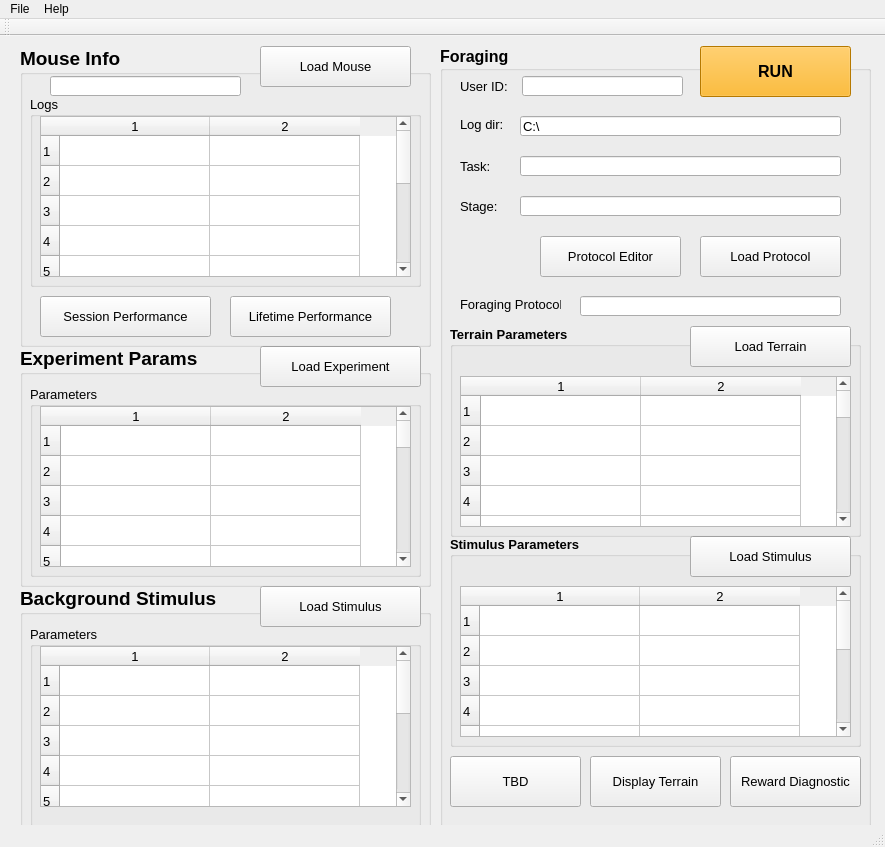
Old version of the form ForagingGui/mainwindow.ui in the repository neuromind81/aibs.
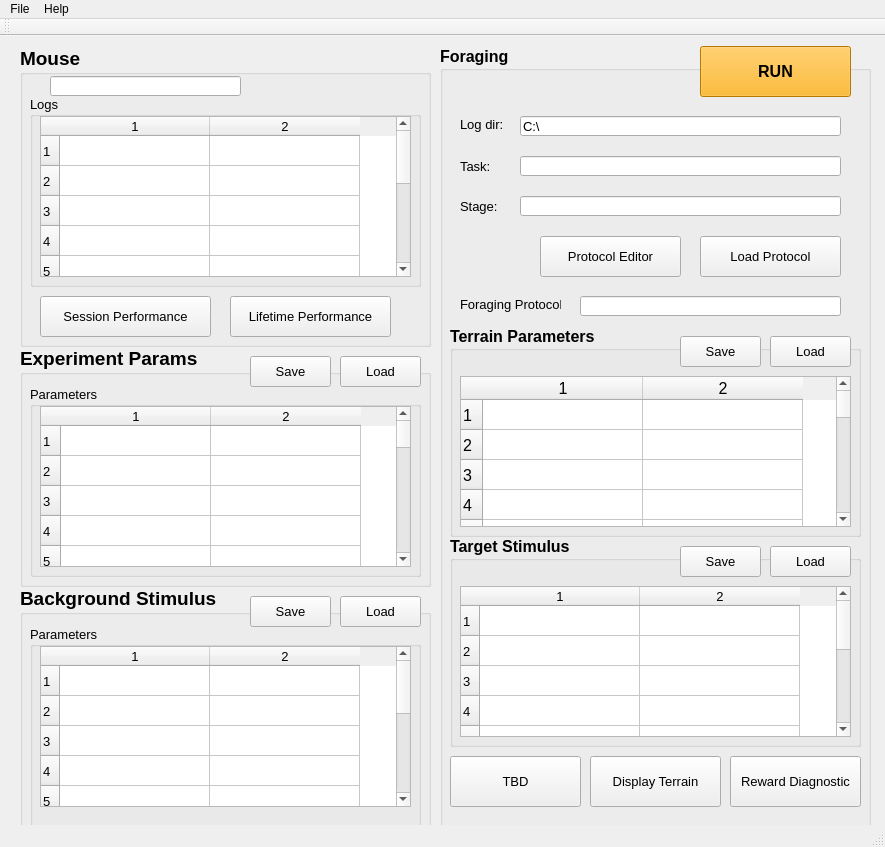
New version of the form.

The edit to the form file:
```diff
--- a/ForagingGui/mainwindow.ui
+++ b/ForagingGui/mainwindow.ui
@@ -31,28 +31,8 @@
      </font>
     </property>
     <property name="title">
-     <string>Mouse Info</string>
+     <string>Mouse</string>
     </property>
-    <widget class="QPushButton" name="pushButton_loadMouse">
-     <property name="geometry">
-      <rect>
-       <x>240</x>
-       <y>0</y>
-       <width>151</width>
-       <height>41</height>
-      </rect>
-     </property>
-     <property name="font">
-      <font>
-       <pointsize>10</pointsize>
-       <weight>50</weight>
-       <bold>false</bold>
-      </font>
-     </property>
-     <property name="text">
-      <string>Load Mouse</string>
-     </property>
-    </widget>
     <widget class="QLineEdit" name="lineEdit_mouseid">
      <property name="geometry">
       <rect>
@@ -200,10 +180,10 @@
     <widget class="QPushButton" name="pushButton_loadBGStimulus">
      <property name="geometry">
       <rect>
-       <x>240</x>
-       <y>0</y>
-       <width>161</width>
-       <height>41</height>
+       <x>320</x>
+       <y>10</y>
+       <width>81</width>
+       <height>31</height>
       </rect>
      </property>
      <property name="font">
@@ -214,7 +194,7 @@
       </font>
      </property>
      <property name="text">
-      <string>Load Stimulus</string>
+      <string>Load</string>
      </property>
     </widget>
     <widget class="QGroupBox" name="groupBox_3">
@@ -275,6 +255,26 @@
       <column/>
      </widget>
     </widget>
+    <widget class="QPushButton" name="pushButton_saveBGStimulus">
+     <property name="geometry">
+      <rect>
+       <x>230</x>
+       <y>10</y>
+       <width>81</width>
+       <height>31</height>
+      </rect>
+     </property>
+     <property name="font">
+      <font>
+       <pointsize>10</pointsize>
+       <weight>50</weight>
+       <bold>false</bold>
+      </font>
+     </property>
+     <property name="text">
+      <string>Save</string>
+     </property>
+    </widget>
     <zorder>groupBox_3</zorder>
     <zorder>pushButton_loadBGStimulus</zorder>
    </widget>
@@ -297,23 +297,6 @@
     <property name="title">
      <string>Foraging</string>
     </property>
-    <widget class="QLineEdit" name="lineEdit_userid">
-     <property name="geometry">
-      <rect>
-       <x>82</x>
-       <y>30</y>
-       <width>161</width>
-       <height>20</height>
-      </rect>
-     </property>
-     <property name="font">
-      <font>
-       <pointsize>10</pointsize>
-       <weight>50</weight>
-       <bold>false</bold>
-      </font>
-     </property>
-    </widget>
     <widget class="QPushButton" name="pushButton_run">
      <property name="geometry">
       <rect>
@@ -337,26 +320,6 @@
       <string>RUN</string>
      </property>
     </widget>
-    <widget class="QLabel" name="label">
-     <property name="geometry">
-      <rect>
-       <x>20</x>
-       <y>30</y>
-       <width>51</width>
-       <height>21</height>
-      </rect>
-     </property>
-     <property name="font">
-      <font>
-       <pointsize>10</pointsize>
-       <weight>50</weight>
-       <bold>false</bold>
-      </font>
-     </property>
-     <property name="text">
-      <string>User ID:</string>
-     </property>
-    </widget>
     <widget class="QLabel" name="label_2">
      <property name="geometry">
       <rect>
@@ -619,13 +582,13 @@
      </property>
      <property name="font">
       <font>
-       <pointsize>10</pointsize>
+       <pointsize>12</pointsize>
        <weight>75</weight>
        <bold>true</bold>
       </font>
      </property>
      <property name="title">
-      <string>Stimulus Parameters</string>
+      <string>Target Stimulus</string>
      </property>
      <widget class="QTableWidget" name="tableWidget_fgStimulus">
       <property name="geometry">
@@ -668,10 +631,10 @@
      <widget class="QPushButton" name="pushButton_loadFGStimulus">
       <property name="geometry">
        <rect>
-        <x>240</x>
-        <y>0</y>
-        <width>161</width>
-        <height>41</height>
+        <x>320</x>
+        <y>10</y>
+        <width>81</width>
+        <height>31</height>
        </rect>
       </property>
       <property name="font">
@@ -682,7 +645,27 @@
        </font>
       </property>
       <property name="text">
-       <string>Load Stimulus</string>
+       <string>Load</string>
+      </property>
+     </widget>
+     <widget class="QPushButton" name="pushButton_saveFGStimulus">
+      <property name="geometry">
+       <rect>
+        <x>230</x>
+        <y>10</y>
+        <width>81</width>
+        <height>31</height>
+       </rect>
+      </property>
+      <property name="font">
+       <font>
+        <pointsize>10</pointsize>
+        <weight>50</weight>
+        <bold>false</bold>
+       </font>
+      </property>
+      <property name="text">
+       <string>Save</string>
       </property>
      </widget>
     </widget>
@@ -697,7 +680,7 @@
      </property>
      <property name="font">
       <font>
-       <pointsize>10</pointsize>
+       <pointsize>12</pointsize>
        <weight>75</weight>
        <bold>true</bold>
       </font>
@@ -755,10 +738,10 @@
      <widget class="QPushButton" name="pushButton_loadTerrain">
       <property name="geometry">
        <rect>
-        <x>240</x>
-        <y>0</y>
-        <width>161</width>
-        <height>41</height>
+        <x>320</x>
+        <y>10</y>
+        <width>81</width>
+        <height>31</height>
        </rect>
       </property>
       <property name="font">
@@ -769,7 +752,27 @@
        </font>
       </property>
       <property name="text">
-       <string>Load Terrain</string>
+       <string>Load</string>
+      </property>
+     </widget>
+     <widget class="QPushButton" name="pushButton_saveTerrain">
+      <property name="geometry">
+       <rect>
+        <x>230</x>
+        <y>10</y>
+        <width>81</width>
+        <height>31</height>
+       </rect>
+      </property>
+      <property name="font">
+       <font>
+        <pointsize>10</pointsize>
+        <weight>50</weight>
+        <bold>false</bold>
+       </font>
+      </property>
+      <property name="text">
+       <string>Save</string>
       </property>
      </widget>
     </widget>
@@ -814,10 +817,10 @@
     <widget class="QPushButton" name="pushButton_loadExperiment">
      <property name="geometry">
       <rect>
-       <x>240</x>
-       <y>0</y>
-       <width>161</width>
-       <height>41</height>
+       <x>320</x>
+       <y>10</y>
+       <width>81</width>
+       <height>31</height>
       </rect>
      </property>
      <property name="font">
@@ -828,7 +831,7 @@
       </font>
      </property>
      <property name="text">
-      <string>Load Experiment</string>
+      <string>Load</string>
      </property>
     </widget>
     <widget class="QGroupBox" name="groupBox_5">
@@ -899,6 +902,26 @@
       <column/>
      </widget>
     </widget>
+    <widget class="QPushButton" name="pushButton_saveExperiment">
+     <property name="geometry">
+      <rect>
+       <x>230</x>
+       <y>10</y>
+       <width>81</width>
+       <height>31</height>
+      </rect>
+     </property>
+     <property name="font">
+      <font>
+       <pointsize>10</pointsize>
+       <weight>50</weight>
+       <bold>false</bold>
+      </font>
+     </property>
+     <property name="text">
+      <string>Save</string>
+     </property>
+    </widget>
     <zorder>groupBox_5</zorder>
     <zorder>pushButton_loadExperiment</zorder>
    </widget>
```
Left out of the diff: 29 changed lines with no effect on the pictures.
